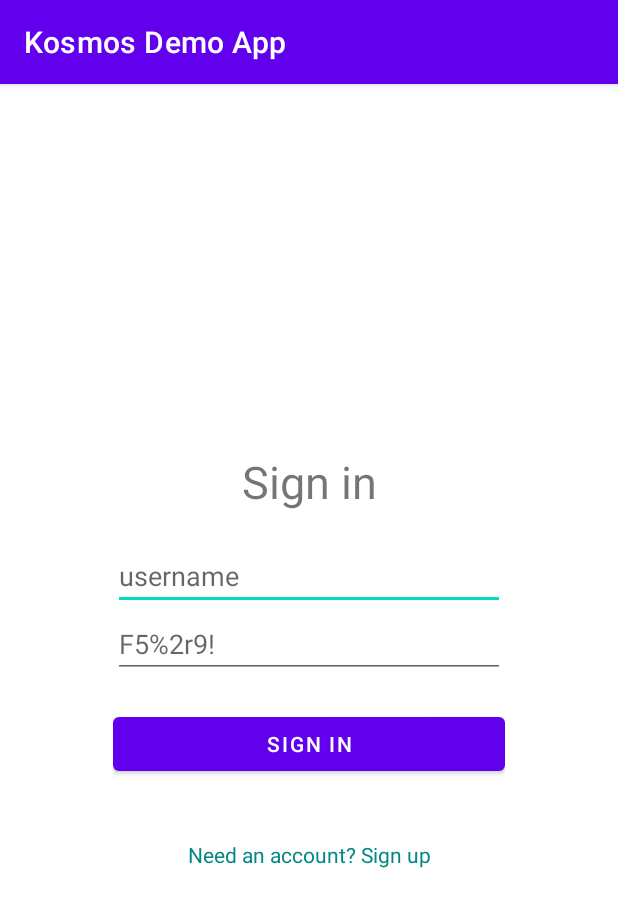
After one commit to jamesonwilliams/kosmos, an Android app: the SignInActivity screen opened directly, with no data from a screen before it, on a phone screen of 412 x 824 dp. The commit adds this screen. Shown: the top 907 px of the screen. Run offline under Robolectric (Android 15) with nearby library versions, the phone set to English and light mode, and no system bars; network calls fail.

Commit message:
Initial demo app code

```diff
--- a/demo-app/build.gradle
+++ b/demo-app/build.gradle
@@ -28,12 +28,18 @@ android {
     kotlinOptions {
         jvmTarget = '1.8'
     }
+    buildFeatures {
+        viewBinding true
+    }
 }
 
 dependencies {
+    implementation project(':kosmos')
     implementation "org.jetbrains.kotlin:kotlin-stdlib:$kotlin_version"
     implementation 'androidx.core:core-ktx:1.3.2'
     implementation 'androidx.appcompat:appcompat:1.2.0'
     implementation 'com.google.android.material:material:1.3.0'
     implementation 'androidx.constraintlayout:constraintlayout:2.0.4'
+    implementation 'org.jetbrains.kotlinx:kotlinx-coroutines-core:1.4.2'
+    implementation 'androidx.lifecycle:lifecycle-runtime-ktx:2.3.0'
 }
--- a/demo-app/src/main/AndroidManifest.xml
+++ b/demo-app/src/main/AndroidManifest.xml
@@ -3,17 +3,21 @@
     package="org.nosemaj.kosmos.demo">
 
     <application
+        android:name=".KosmosDemoApp"
         android:allowBackup="false"
         android:icon="@mipmap/ic_launcher"
         android:label="@string/app_name"
         android:roundIcon="@mipmap/ic_launcher_round"
         android:supportsRtl="true"
         android:theme="@style/Theme.Kosmos">
-        <activity android:name=".MainActivity">
+        <activity android:name=".CredentialsStatusPage">
             <intent-filter>
                 <action android:name="android.intent.action.MAIN" />
                 <category android:name="android.intent.category.LAUNCHER" />
             </intent-filter>
         </activity>
+        <activity android:name=".SignInActivity" />
+        <activity android:name=".ConfirmSignUpActivity" />
+        <activity android:name=".SignUpActivity"/>
     </application>
 </manifest>
--- /dev/null
+++ b/demo-app/src/main/java/org/nosemaj/kosmos/demo/SignInActivity.kt
@@ -0,0 +1,42 @@
+package org.nosemaj.kosmos.demo
+
+import android.app.Activity
+import android.content.Intent
+import android.os.Bundle
+import androidx.appcompat.app.AppCompatActivity
+import androidx.lifecycle.lifecycleScope
+import kotlinx.coroutines.launch
+import org.nosemaj.kosmos.demo.databinding.ActivitySignInBinding
+
+class SignInActivity : AppCompatActivity() {
+    private lateinit var view: ActivitySignInBinding
+    private val auth get() = (applicationContext as KosmosDemoApp).auth
+
+    override fun onCreate(savedInstanceState: Bundle?) {
+        super.onCreate(savedInstanceState)
+        view = ActivitySignInBinding.inflate(layoutInflater)
+        setContentView(view.root)
+        view.username.setText(intent.getStringExtra("username"))
+        view.submitButton.setOnClickListener {
+            signIn()
+        }
+        view.signUpLinkText.setOnClickListener {
+            goToSignUp(source = this)
+        }
+    }
+
+    private fun signIn() {
+        lifecycleScope.launch {
+            val username = view.username.text.toString()
+            val password = view.password.text.toString()
+            auth.signIn(username, password)
+            goToCredentialsStatus(this@SignInActivity, "Sign in complete.")
+        }
+    }
+}
+
+fun goToSignIn(source: Activity, username: String? = null) {
+    val intent = Intent(source, SignInActivity::class.java)
+    intent.putExtra("username", username)
+    source.startActivity(intent)
+}
--- /dev/null
+++ b/demo-app/src/main/res/layout/activity_sign_in.xml
@@ -0,0 +1,53 @@
+<?xml version="1.0" encoding="utf-8"?>
+<LinearLayout
+    xmlns:android="http://schemas.android.com/apk/res/android"
+    xmlns:tools="http://schemas.android.com/tools"
+    android:layout_width="match_parent"
+    android:layout_height="match_parent"
+    android:padding="75dp"
+    tools:context=".SignInActivity"
+    android:orientation="vertical"
+    android:gravity="center">
+
+    <TextView
+        android:id="@+id/title"
+        android:textSize="30sp"
+        android:textAlignment="center"
+        android:gravity="center"
+        android:layout_marginBottom="20dp"
+        android:text="@string/sign_in"
+        android:layout_width="match_parent"
+        android:layout_height="wrap_content" />
+
+    <EditText
+        android:id="@+id/username"
+        android:layout_width="match_parent"
+        android:layout_height="wrap_content"
+        android:hint="@string/username_hint_text"
+        android:inputType="textNoSuggestions"
+        android:autofillHints="@string/email_hint_text" />
+
+    <EditText
+        android:id="@+id/password"
+        android:layout_width="match_parent"
+        android:layout_height="wrap_content"
+        android:hint="@string/password_hint_text"
+        android:inputType="textPassword"
+        android:autofillHints="@string/password_hint_text" />
+
+    <Button
+        android:layout_marginTop="20dp"
+        android:id="@+id/submit_button"
+        android:layout_width="match_parent"
+        android:layout_height="wrap_content"
+        android:text="@string/sign_in" />
+
+    <TextView
+        android:id="@+id/sign_up_link_text"
+        android:layout_marginTop="40dp"
+        android:layout_width="match_parent"
+        android:layout_height="wrap_content"
+        android:textColor="@color/teal_700"
+        android:gravity="center"
+        android:text="@string/need_an_account_sign_up"/>
+</LinearLayout>
--- a/demo-app/src/main/res/values/strings.xml
+++ b/demo-app/src/main/res/values/strings.xml
@@ -1,3 +1,16 @@
 <resources>
-    <string name="app_name">Kosmos</string>
+    <string name="app_name">Kosmos Demo App</string>
+    <string name="sign_up">Sign up</string>
+    <string name="password_hint_text">F5%2r9!</string><!-- Not real, just example! -->
+    <string name="email_hint_text">username@gmail.com</string>
+    <string name="username_hint_text">username</string>
+    <string name="confirming_sign_up">Confirming sign up…</string>
+    <string name="enter_code">Enter code</string>
+    <string name="confirm">Confirm</string>
+    <string name="sign_in">Sign in</string>
+    <string name="access_token_label">Access token</string>
+    <string name="id_token">ID token</string>
+    <string name="need_an_account_sign_up">Need an account? Sign up</string>
+    <string name="sign_out">Sign out</string>
+    <string name="empty" />
 </resources>
--- a/kosmos/build.gradle
+++ b/kosmos/build.gradle
@@ -35,6 +35,5 @@ android {
 dependencies {
     implementation project(':cognito-client')
     implementation "org.jetbrains.kotlin:kotlin-stdlib:$kotlin_version"
-    implementation 'org.jetbrains.kotlinx:kotlinx-coroutines-core:1.4.2'
     implementation 'androidx.security:security-crypto:1.1.0-alpha03'
 }
```
Also changed, not shown: demo-app/src/main/java/org/nosemaj/kosmos/demo/ConfirmSignUpActivity.kt (added, +42 -0 lines), demo-app/src/main/java/org/nosemaj/kosmos/demo/CredentialsStatusPage.kt (added, +71 -0 lines), demo-app/src/main/java/org/nosemaj/kosmos/demo/KosmosDemoApp.kt (added, +19 -0 lines), demo-app/src/main/java/org/nosemaj/kosmos/demo/MainActivity.kt (deleted, +0 -11 lines), demo-app/src/main/java/org/nosemaj/kosmos/demo/SignUpActivity.kt (added, +45 -0 lines), demo-app/src/main/res/layout/activity_confirm_sign_up.xml (added, +38 -0 lines), demo-app/src/main/res/layout/activity_credentials_status.xml (added, +68 -0 lines), demo-app/src/main/res/layout/activity_main.xml (deleted, +0 -18 lines), demo-app/src/main/res/layout/activity_sign_up.xml (added, +52 -0 lines).
